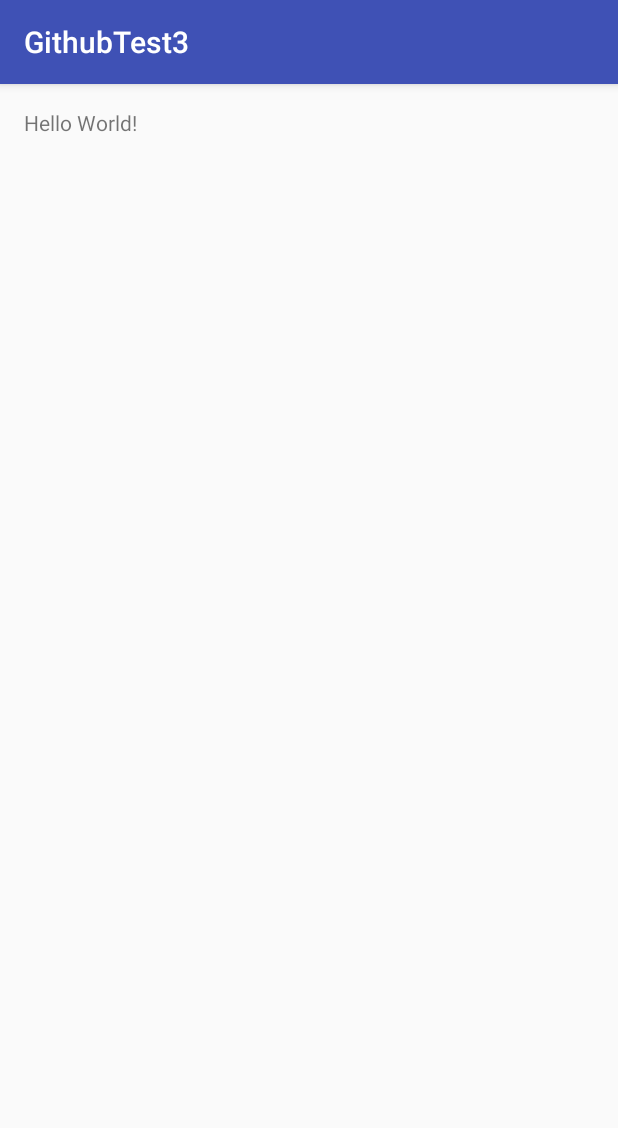
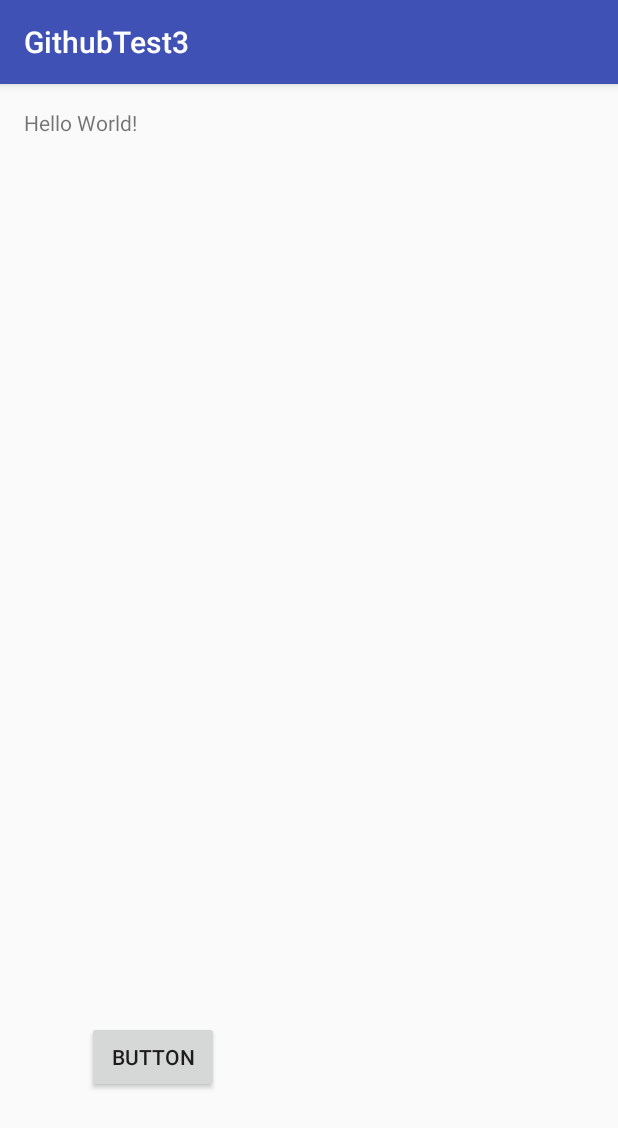
Before and after one commit to Chronomasters/GithubTest3, an Android app: the screen it shows after launch (MainActivity), on a phone screen of 412 x 824 dp. Shown: the top 1128 px of the screen. Run offline under Robolectric (Android 15) with nearby library versions, the phone set to English and light mode, and no system bars.

Commit message:
toast button makes toast

```diff
--- a/app/src/main/java/joseph/com/githubtest3/MainActivity.java
+++ b/app/src/main/java/joseph/com/githubtest3/MainActivity.java
@@ -2,12 +2,28 @@ package joseph.com.githubtest3;
 
 import android.support.v7.app.AppCompatActivity;
 import android.os.Bundle;
+import android.view.View;
+import android.widget.Button;
+import android.widget.Toast;
 
 public class MainActivity extends AppCompatActivity {
+
+
+    Button toastButton;
 
     @Override
     protected void onCreate(Bundle savedInstanceState) {
         super.onCreate(savedInstanceState);
         setContentView(R.layout.activity_main);
+
+        toastButton = (Button)findViewById(R.id.toastButton);
+
+        toastButton.setOnClickListener(new View.OnClickListener() {
+            @Override
+            public void onClick(View view) {
+                Toast.makeText(MainActivity.this, "TOASTTOAWSTTOAST", Toast.LENGTH_SHORT).show();
+            }
+        });
+
     }
 }
--- a/app/src/main/res/layout/activity_main.xml
+++ b/app/src/main/res/layout/activity_main.xml
@@ -14,4 +14,16 @@
         android:layout_width="wrap_content"
         android:layout_height="wrap_content"
         android:text="Hello World!" />
+
+    <Button
+        android:text="Button"
+        android:layout_width="wrap_content"
+        android:layout_height="wrap_content"
+        android:layout_alignParentBottom="true"
+        android:layout_marginLeft="42dp"
+        android:layout_marginStart="42dp"
+        android:layout_marginBottom="79dp"
+        android:id="@+id/toastButton" />
+
+
 </RelativeLayout>
```
